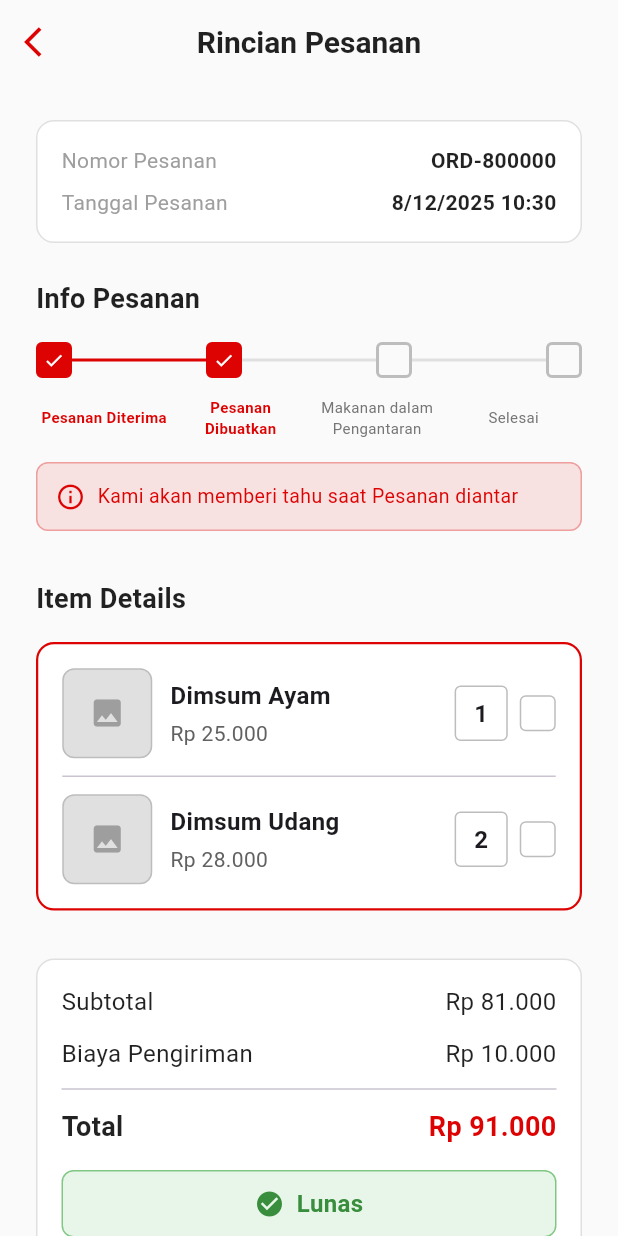
After one commit to IsnaAinur/sumtime, a Flutter app: the RincianPesananPage screen opened directly, on a phone screen of 412 x 824 dp. The commit adds this screen. Run offline on Flutter 3.47's test engine with Material 3 defaults, Android fonts, the phone set to English and light mode, and no system bars; our stand-ins replace geocoding, geolocator, image_picker, shared_preferences; accounts and stored records are empty.

Commit message:
bikin rincian

```diff
--- a/lib/payment.dart
+++ b/lib/payment.dart
@@ -2,6 +2,7 @@ import 'package:flutter/material.dart';
 import 'dart:io';
 import 'package:flutter/foundation.dart';
 import 'package:image_picker/image_picker.dart';
+import 'rincianpesanan.dart';
 
 class PaymentPage extends StatefulWidget {
   const PaymentPage({super.key});
@@ -54,10 +55,11 @@ class _PaymentPageState extends State<PaymentPage> {
 
   void _processPayment() {
     if (_paymentProofFile != null || _paymentProofBytes != null) {
-      ScaffoldMessenger.of(context).showSnackBar(
-        SnackBar(
-          content: const Text('Pembayaran diproses!'),
-          backgroundColor: Colors.blue.shade700,
+      // Navigate ke halaman rincian pesanan setelah pembayaran diproses
+      Navigator.push(
+        context,
+        MaterialPageRoute(
+          builder: (context) => const RincianPesananPage(),
         ),
       );
     } else {
--- /dev/null
+++ b/lib/rincianpesanan.dart
@@ -0,0 +1,567 @@
+import 'package:flutter/material.dart';
+import 'beranda.dart';
+
+class RincianPesananPage extends StatefulWidget {
+  final List<Map<String, dynamic>>? orderItems;
+  final int? shippingCost;
+  final String? orderNumber;
+  final DateTime? orderDate;
+
+  const RincianPesananPage({
+    super.key,
+    this.orderItems,
+    this.shippingCost,
+    this.orderNumber,
+    this.orderDate,
+  });
+
+  @override
+  State<RincianPesananPage> createState() => _RincianPesananPageState();
+}
+
+class _RincianPesananPageState extends State<RincianPesananPage> {
+  // Sample data jika tidak ada data yang diteruskan
+  late List<Map<String, dynamic>> _orderItems;
+  late int _shippingCost;
+  late String _orderNumber;
+  late DateTime _orderDate;
+  int _currentStatus = 1; // 0: Diterima, 1: Dibuatkan, 2: Pengantaran, 3: Selesai
+
+  // Status labels
+  final List<String> _statusLabels = [
+    'Pesanan Diterima',
+    'Pesanan Dibuatkan',
+    'Makanan dalam Pengantaran',
+    'Selesai',
+  ];
+
+  @override
+  void initState() {
+    super.initState();
+    // Gunakan data yang diteruskan atau sample data
+    _orderItems = widget.orderItems ?? [
+      {
+        'name': 'Dimsum Ayam',
+        'price': 'Rp 25.000',
+        'harga': 25000,
+        'quantity': 1,
+      },
+      {
+        'name': 'Dimsum Udang',
+        'price': 'Rp 28.000',
+        'harga': 28000,
+        'quantity': 2,
+      },
+    ];
+    _shippingCost = widget.shippingCost ?? 10000;
+    _orderNumber = widget.orderNumber ?? 'ORD-${DateTime.now().millisecondsSinceEpoch.toString().substring(7)}';
+    _orderDate = widget.orderDate ?? DateTime.now();
+  }
+
+  int _calculateSubtotal() {
+    int subtotal = 0;
+    for (var item in _orderItems) {
+      final int harga = (item['harga'] ?? 0) as int;
+      final int qty = (item['quantity'] ?? 1) as int;
+      subtotal += harga * qty;
+    }
+    return subtotal;
+  }
+
+  String _formatPrice(int price) {
+    return price.toString().replaceAllMapped(
+      RegExp(r'(\d{1,3})(?=(\d{3})+(?!\d))'),
+      (Match m) => '${m[1]}.',
+    );
+  }
+
+  @override
+  Widget build(BuildContext context) {
+    const Color primaryColor = Color(0xFFDD0303);
+    const Color backgroundColor = Color(0xFFFAFAFA);
+
+    // Kelompokkan item berdasarkan nama untuk menampilkan qty
+    final Map<String, Map<String, dynamic>> grouped = {};
+    for (final item in _orderItems) {
+      final String name = (item['name'] ?? 'Menu').toString();
+      if (!grouped.containsKey(name)) {
+        grouped[name] = {
+          'item': item,
+          'qty': item['quantity'] ?? 1,
+        };
+      } else {
+        grouped[name]!['qty'] = (grouped[name]!['qty'] as int) + (item['quantity'] ?? 1);
+      }
+    }
+    final entries = grouped.entries.toList();
+
+    return Scaffold(
+      backgroundColor: backgroundColor,
+      appBar: AppBar(
+        backgroundColor: backgroundColor,
+        elevation: 0,
+        centerTitle: true,
+        leading: IconButton(
+          icon: const Icon(Icons.arrow_back_ios, color: primaryColor),
+          onPressed: () {
+            Navigator.of(context).pop();
+          },
+        ),
+        title: const Text(
+          'Rincian Pesanan',
+          style: TextStyle(
+            fontSize: 20,
+            fontWeight: FontWeight.bold,
+            color: Colors.black87,
+          ),
+        ),
+      ),
+      body: SingleChildScrollView(
+        padding: const EdgeInsets.all(24.0),
+        child: Column(
+          crossAxisAlignment: CrossAxisAlignment.start,
+          children: [
+            // === INFO NOTA ===
+            Container(
+              padding: const EdgeInsets.all(16),
+              decoration: BoxDecoration(
+                color: Colors.white,
+                borderRadius: BorderRadius.circular(12),
+                border: Border.all(color: Colors.grey.shade300),
+              ),
+              child: Column(
+                crossAxisAlignment: CrossAxisAlignment.start,
+                children: [
+                  Row(
+                    mainAxisAlignment: MainAxisAlignment.spaceBetween,
+                    children: [
+                      const Text(
+                        'Nomor Pesanan',
+                        style: TextStyle(
+                          fontSize: 14,
+                          color: Colors.grey,
+                        ),
+                      ),
+                      Text(
+                        _orderNumber,
+                        style: const TextStyle(
+                          fontSize: 14,
+                          fontWeight: FontWeight.bold,
+                          color: Colors.black87,
+                        ),
+                      ),
+                    ],
+                  ),
+                  const SizedBox(height: 8),
+                  Row(
+                    mainAxisAlignment: MainAxisAlignment.spaceBetween,
+                    children: [
+                      const Text(
+                        'Tanggal Pesanan',
+                        style: TextStyle(
+                          fontSize: 14,
+                          color: Colors.grey,
+                        ),
+                      ),
+                      Text(
+                        '${_orderDate.day}/${_orderDate.month}/${_orderDate.year} ${_orderDate.hour.toString().padLeft(2, '0')}:${_orderDate.minute.toString().padLeft(2, '0')}',
+                        style: const TextStyle(
+                          fontSize: 14,
+                          fontWeight: FontWeight.w600,
+                          color: Colors.black87,
+                        ),
+                      ),
+                    ],
+                  ),
+                ],
+              ),
+            ),
+            const SizedBox(height: 24),
+
+            // === INFO PESANAN SECTION ===
+            const Text(
+              'Info Pesanan',
+              style: TextStyle(
+                fontSize: 18,
+                fontWeight: FontWeight.bold,
+                color: Colors.black87,
+              ),
+            ),
+            const SizedBox(height: 16),
+
+            // Progress indicator dengan label status
+            Column(
+              children: [
+                // Progress boxes dan lines
+                Row(
+                  children: [
+                    _buildProgressBox(0, primaryColor),
+                    _buildProgressLine(0),
+                    _buildProgressBox(1, primaryColor),
+                    _buildProgressLine(1),
+                    _buildProgressBox(2, primaryColor),
+                    _buildProgressLine(2),
+                    _buildProgressBox(3, primaryColor),
+                  ],
+                ),
+                const SizedBox(height: 12),
+                // Labels di bawah progress
+                Row(
+                  children: [
+                    Expanded(
+                      child: _buildStatusLabel(0, _statusLabels[0]),
+                    ),
+                    Expanded(
+                      child: _buildStatusLabel(1, _statusLabels[1]),
+                    ),
+                    Expanded(
+                      child: _buildStatusLabel(2, _statusLabels[2]),
+                    ),
+                    Expanded(
+                      child: _buildStatusLabel(3, _statusLabels[3]),
+                    ),
+                  ],
+                ),
+              ],
+            ),
+            const SizedBox(height: 16),
+
+            Container(
+              padding: const EdgeInsets.all(12),
+              decoration: BoxDecoration(
+                color: primaryColor.withOpacity(0.1),
+                borderRadius: BorderRadius.circular(8),
+                border: Border.all(color: primaryColor.withOpacity(0.3)),
+              ),
+              child: Row(
+                children: [
+                  Icon(Icons.info_outline, color: primaryColor, size: 20),
+                  const SizedBox(width: 8),
+                  Expanded(
+                    child: Text(
+                      'Kami akan memberi tahu saat Pesanan diantar',
+                      style: TextStyle(
+                        fontSize: 13,
+                        color: primaryColor,
+                      ),
+                    ),
+                  ),
+                ],
+              ),
+            ),
+            const SizedBox(height: 32),
+
+            // === ITEM DETAILS SECTION ===
+            const Text(
+              'Item Details',
+              style: TextStyle(
+                fontSize: 18,
+                fontWeight: FontWeight.bold,
+                color: Colors.black87,
+              ),
+            ),
+            const SizedBox(height: 16),
+
+            // Container untuk daftar item
+            Container(
+              padding: const EdgeInsets.all(16),
+              decoration: BoxDecoration(
+                border: Border.all(color: primaryColor, width: 1.5),
+                borderRadius: BorderRadius.circular(12),
+                color: Colors.white,
+              ),
+              child: entries.isEmpty
+                  ? const Center(
+                      child: Text(
+                        'Belum ada item',
+                        style: TextStyle(fontSize: 14),
+                      ),
+                    )
+                  : Column(
+                      children: [
+                        for (int i = 0; i < entries.length; i++) ...[
+                          _buildOrderItem(
+                            itemName: entries[i].key,
+                            price: (entries[i].value['item']['price'] ?? 'Rp 0').toString(),
+                            quantity: entries[i].value['qty'] as int,
+                          ),
+                          if (i != entries.length - 1)
+                            const Divider(height: 24),
+                        ],
+                      ],
+                    ),
+            ),
+            const SizedBox(height: 32),
+
+            // === RINGKASAN BIAYA ===
+            Container(
+              padding: const EdgeInsets.all(16),
+              decoration: BoxDecoration(
+                color: Colors.white,
+                borderRadius: BorderRadius.circular(12),
+                border: Border.all(color: Colors.grey.shade300),
+              ),
+              child: Column(
+                children: [
+                  // Subtotal
+                  Row(
+                    mainAxisAlignment: MainAxisAlignment.spaceBetween,
+                    children: [
+                      const Text(
+                        'Subtotal',
+                        style: TextStyle(
+                          fontSize: 16,
+                          color: Colors.black87,
+                        ),
+                      ),
+                      Text(
+                        'Rp ${_formatPrice(_calculateSubtotal())}',
+                        style: const TextStyle(
+                          fontSize: 16,
+                          color: Colors.black87,
+                        ),
+                      ),
+                    ],
+                  ),
+                  const SizedBox(height: 12),
+                  // Biaya Pengiriman
+                  Row(
+                    mainAxisAlignment: MainAxisAlignment.spaceBetween,
+                    children: [
+                      const Text(
+                        'Biaya Pengiriman',
+                        style: TextStyle(
+                          fontSize: 16,
+                          color: Colors.black87,
+                        ),
+                      ),
+                      Text(
+                        'Rp ${_formatPrice(_shippingCost)}',
+                        style: const TextStyle(
+                          fontSize: 16,
+                          color: Colors.black87,
+                        ),
+                      ),
+                    ],
+                  ),
+                  const Divider(height: 24),
+                  // Total
+                  Row(
+                    mainAxisAlignment: MainAxisAlignment.spaceBetween,
+                    children: [
+                      const Text(
+                        'Total',
+                        style: TextStyle(
+                          fontSize: 18,
+                          fontWeight: FontWeight.bold,
+                          color: Colors.black87,
+                        ),
+                      ),
+                      Text(
+                        'Rp ${_formatPrice(_calculateSubtotal() + _shippingCost)}',
+                        style: const TextStyle(
+                          fontSize: 18,
+                          fontWeight: FontWeight.bold,
+                          color: Color(0xFFDD0303),
+                        ),
+                      ),
+                    ],
+                  ),
+                  const SizedBox(height: 16),
+                  // Status Pembayaran
+                  Container(
+                    padding: const EdgeInsets.symmetric(horizontal: 16, vertical: 10),
+                    decoration: BoxDecoration(
+                      color: Colors.green.shade50,
+                      borderRadius: BorderRadius.circular(8),
+                      border: Border.all(color: Colors.green.shade300),
+                    ),
+                    child: Row(
+                      mainAxisAlignment: MainAxisAlignment.center,
+                      children: [
+                        Icon(Icons.check_circle, color: Colors.green.shade700, size: 20),
+                        const SizedBox(width: 8),
+                        Text(
+                          'Lunas',
+                          style: TextStyle(
+                            fontSize: 16,
+                            fontWeight: FontWeight.bold,
+                            color: Colors.green.shade700,
+                          ),
+                        ),
+                      ],
+                    ),
+                  ),
+                ],
+              ),
+            ),
+            const SizedBox(height: 32),
+
+            // === TOMBOL KEMBALI KE BERANDA ===
+            SizedBox(
+              width: double.infinity,
+              height: 50,
+              child: ElevatedButton(
+                onPressed: () {
+                  // Kembali ke beranda dengan menghapus semua halaman sebelumnya
+                  Navigator.of(context).pushAndRemoveUntil(
+                    MaterialPageRoute(builder: (context) => const BerandaPage()),
+                    (route) => false,
+                  );
+                },
+                style: ElevatedButton.styleFrom(
+                  backgroundColor: const Color(0xFFDD0303),
+                  foregroundColor: Colors.white,
+                  shape: RoundedRectangleBorder(
+                    borderRadius: BorderRadius.circular(12),
+                  ),
+                  elevation: 4,
+                ),
+                child: const Row(
+                  mainAxisAlignment: MainAxisAlignment.center,
+                  children: [
+                    Icon(Icons.home, size: 20),
+                    SizedBox(width: 8),
+                    Text(
+                      'Kembali ke Beranda',
+                      style: TextStyle(
+                        fontSize: 16,
+                        fontWeight: FontWeight.bold,
+                      ),
+                    ),
+                  ],
+                ),
+              ),
+            ),
+            const SizedBox(height: 40),
+          ],
+        ),
+      ),
+    );
+  }
+
+  // Widget untuk membuat kotak progress indicator
+  Widget _buildProgressBox(int index, Color color) {
+    final bool isActive = index <= _currentStatus;
+    return Container(
+      width: 24,
+      height: 24,
+      decoration: BoxDecoration(
+        color: isActive ? color : Colors.transparent,
+        border: Border.all(
+          color: isActive ? color : Colors.grey.shade400,
+          width: 2,
+        ),
+        borderRadius: BorderRadius.circular(4),
+      ),
+      child: isActive
+          ? const Icon(
+              Icons.check,
+              color: Colors.white,
+              size: 14,
+            )
+          : null,
+    );
+  }
+
+  // Widget untuk membuat garis progress indicator
+  Widget _buildProgressLine(int index) {
+    final bool isActive = index < _currentStatus;
+    return Expanded(
+      child: Container(
+        height: 2,
+        color: isActive ? const Color(0xFFDD0303) : Colors.grey.shade300,
+      ),
+    );
+  }
+
+  // Widget untuk label status
+  Widget _buildStatusLabel(int index, String label) {
+    final bool isActive = index <= _currentStatus;
+    return Text(
+      label,
+      textAlign: TextAlign.center,
+      style: TextStyle(
+        fontSize: 10,
+        fontWeight: isActive ? FontWeight.w600 : FontWeight.normal,
+        color: isActive ? const Color(0xFFDD0303) : Colors.grey.shade600,
+      ),
+      maxLines: 2,
+      overflow: TextOverflow.ellipsis,
+    );
+  }
+
+  // Widget untuk membuat tampilan satu item pesanan
+  Widget _buildOrderItem({
+    required String itemName,
+    required String price,
+    required int quantity,
+  }) {
+    return Row(
+      children: [
+        // Placeholder gambar (kotak kecil)
+        Container(
+          width: 60,
+          height: 60,
+          decoration: BoxDecoration(
+            color: Colors.grey[300],
+            borderRadius: BorderRadius.circular(8),
+            border: Border.all(color: Colors.grey.shade400),
+          ),
+          child: const Icon(Icons.image, color: Colors.grey),
+        ),
+        const SizedBox(width: 12),
+
+        // Nama dan harga item
+        Expanded(
+          child: Column(
+            crossAxisAlignment: CrossAxisAlignment.start,
+            children: [
+              Text(
+                itemName,
+                style: const TextStyle(
+                  fontSize: 16,
+                  fontWeight: FontWeight.w600,
+                ),
+              ),
+              const SizedBox(height: 4),
+              Text(
+                price,
+                style: TextStyle(
+                  fontSize: 14,
+                  color: Colors.grey[700],
+                ),
+              ),
+            ],
+          ),
+        ),
+
+        // Quantity indicator
+        Container(
+          padding: const EdgeInsets.symmetric(horizontal: 12, vertical: 6),
+          decoration: BoxDecoration(
+            border: Border.all(color: Colors.grey.shade400),
+            borderRadius: BorderRadius.circular(4),
+          ),
+          child: Text(
+            quantity.toString(),
+            style: const TextStyle(
+              fontSize: 16,
+              fontWeight: FontWeight.bold,
+            ),
+          ),
+        ),
+        const SizedBox(width: 8),
+        // Kotak kecil tambahan (sesuai sketsa)
+        Container(
+          width: 24,
+          height: 24,
+          decoration: BoxDecoration(
+            border: Border.all(color: Colors.grey.shade400),
+            borderRadius: BorderRadius.circular(4),
+          ),
+        ),
+      ],
+    );
+  }
+}
```
